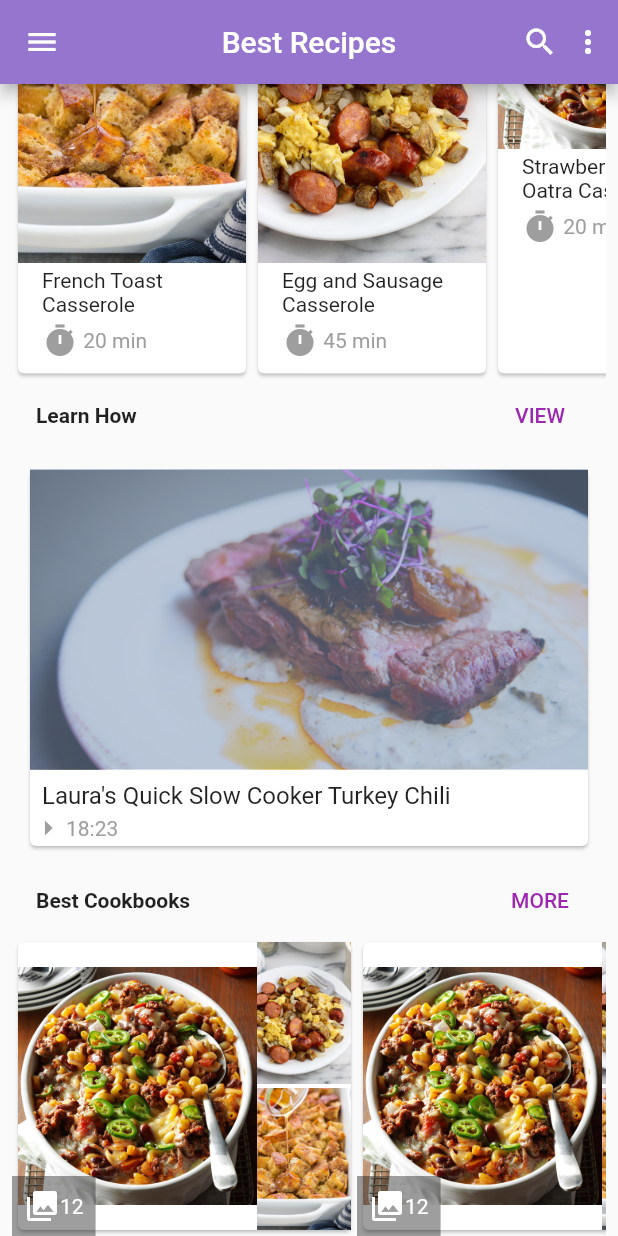
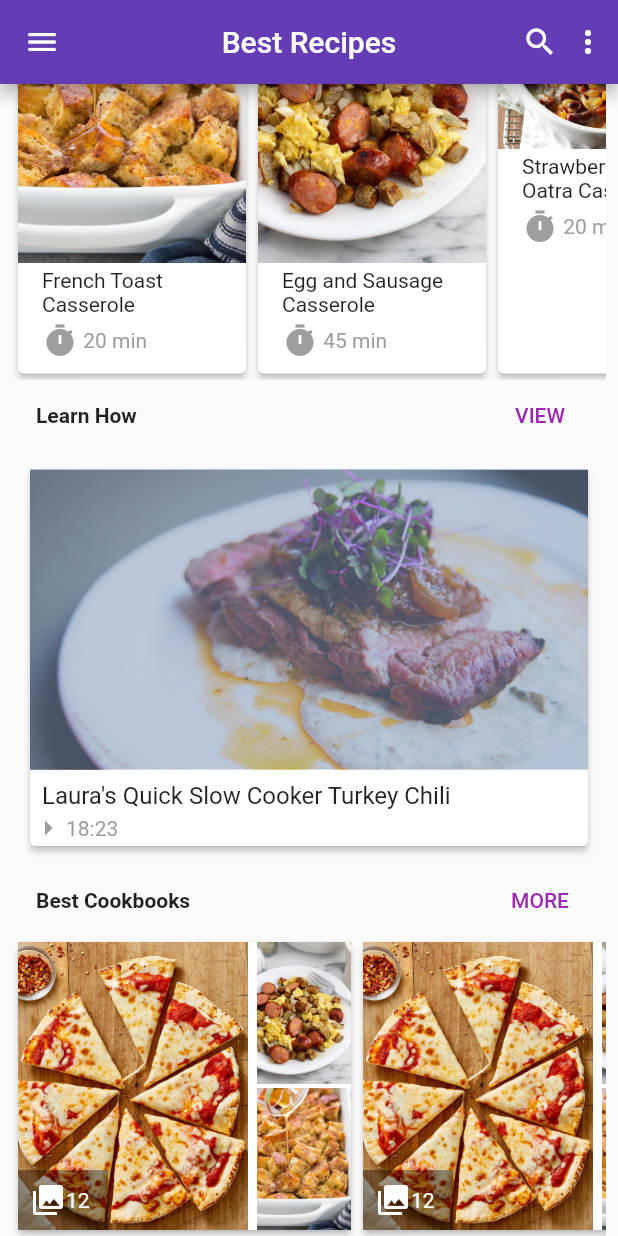
Before and after one commit to Winstheru/Flutter-Best-Recipes, a Flutter app: the screen it shows after launch, scrolled down 409 dp, on a phone screen of 412 x 824 dp. Run offline on Flutter 3.47's test engine with Material 2 defaults, Android fonts, the phone set to English and light mode, and no system bars; our stand-ins replace carousel_pro, font_awesome_flutter.

Commit message:
best recipes done but not perfect

```diff
--- a/lib/Components/AlbumCard.dart
+++ b/lib/Components/AlbumCard.dart
@@ -7,13 +7,41 @@ class AlbumCard extends StatelessWidget {
         width: 230,
         child: Stack(children: <Widget>[
           Card(
-            child:
-            Row(
+            elevation: 2,
+            child: Row(
               children: <Widget>[
                 Flexible(
-                  flex: 1,
-                  child: Image.asset('assets/casserol.jpg', fit: BoxFit.cover,),
-                ),
+                    flex: 1,
+                    child: Stack(
+                      children: <Widget>[
+                        Image.asset(
+                          'assets/pizza.jpeg',
+                          fit: BoxFit.cover,
+                        ),
+                        Align(
+                            alignment: Alignment.bottomLeft,
+                            child: Container(
+                              width: 60,
+                              color: Colors.black38,
+                              child: Padding(
+                                padding: const EdgeInsets.all(8.0),
+                                child: Row(
+                                  children: <Widget>[
+                                    Icon(
+                                      Icons.photo_library,
+                                      color: Colors.white,
+                                    ),
+                                    Text(
+                                      "12",
+                                      style: TextStyle(color: Colors.white),
+                                    )
+                                  ],
+                                ),
+                              ),
+                            ),
+                          )
+                      ],
+                    )),
                 Column(
                   children: <Widget>[
                     Flexible(
--- a/lib/Components/MenuCard.dart
+++ b/lib/Components/MenuCard.dart
@@ -16,6 +16,7 @@ class MenuCard extends StatelessWidget {
     return Container(
       width: 160,
       child: Card(
+        elevation: 2,
         child: Wrap(
           children: <Widget>[
             Image.asset(
--- a/lib/main.dart
+++ b/lib/main.dart
@@ -8,11 +8,14 @@ import 'package:carousel_pro/carousel_pro.dart';
 void main() => runApp(MyApp());
 
 class MyApp extends StatelessWidget {
+  final warna = Color(0xFF643DB4);
   @override
   Widget build(BuildContext context) {
     return MaterialApp(
       debugShowCheckedModeBanner: false,
-      theme: ThemeData(primaryColor: Colors.deepPurple[300]),
+      // theme: ThemeData(primaryColor: Colors.deepPurple[300]),
+      theme: ThemeData(primaryColor: warna),
+      //#643DB4
       home: BestRecipesHome(),
     );
   }
@@ -91,7 +94,7 @@ class _BestRecipesHomeState extends State<BestRecipesHome> {
                     images: [
                       // NetworkImage('https://cdn-images-1.medium.com/max/2000/1*GqdzzfB_BHorv7V2NV7Jgg.jpeg'),
                       Image.asset('assets/steak.png',
-                          fit: BoxFit.cover, colorBlendMode: BlendMode.darken),
+                          fit: BoxFit.cover,),
                       Image.asset(
                         'assets/french toast.jpg',
                         fit: BoxFit.cover,
@@ -225,6 +228,7 @@ class _BestRecipesHomeState extends State<BestRecipesHome> {
                 Padding(
                   padding: const EdgeInsets.all(8.0),
                   child: Card(
+                    elevation: 2,
                     child: Column(
                       children: <Widget>[
                         Container(
@@ -292,53 +296,12 @@ class _BestRecipesHomeState extends State<BestRecipesHome> {
                       Stack(
                         children: <Widget>[
                           AlbumCard(),
-                          Align(
-                            alignment: Alignment.bottomLeft,
-                            child: Container(
-                              color: Colors.black38,
-                              child: Padding(
-                                padding: const EdgeInsets.all(8.0),
-                                child: Row(
-                                  children: <Widget>[
-                                    Icon(
-                                      Icons.photo_library,
-                                      color: Colors.white,
-                                    ),
-                                    Text(
-                                      "12",
-                                      style: TextStyle(color: Colors.white),
-                                    )
-                                  ],
-                                ),
-                              ),
-                            ),
-                          )
+
                         ],
                       ),
                       Stack(
                         children: <Widget>[
                           AlbumCard(),
-                          Align(
-                            alignment: Alignment.bottomLeft,
-                            child: Container(
-                              color: Colors.black38,
-                              child: Padding(
-                                padding: const EdgeInsets.all(8.0),
-                                child: Row(
-                                  children: <Widget>[
-                                    Icon(
-                                      Icons.photo_library,
-                                      color: Colors.white,
-                                    ),
-                                    Text(
-                                      "12",
-                                      style: TextStyle(color: Colors.white),
-                                    )
-                                  ],
-                                ),
-                              ),
-                            ),
-                          )
                         ],
                       ),
                     ],
```
Also changed, not shown: assets/pizza.jpeg (added).
